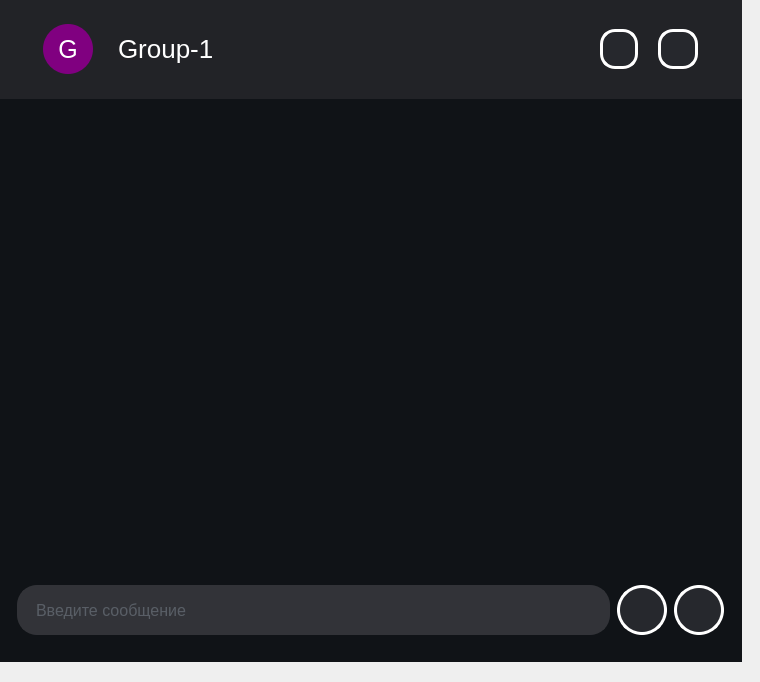
First picture: the form in Zcord/GUI/Chat/Chat.ui, repository DmitryGorny/Zcord, before the edit.
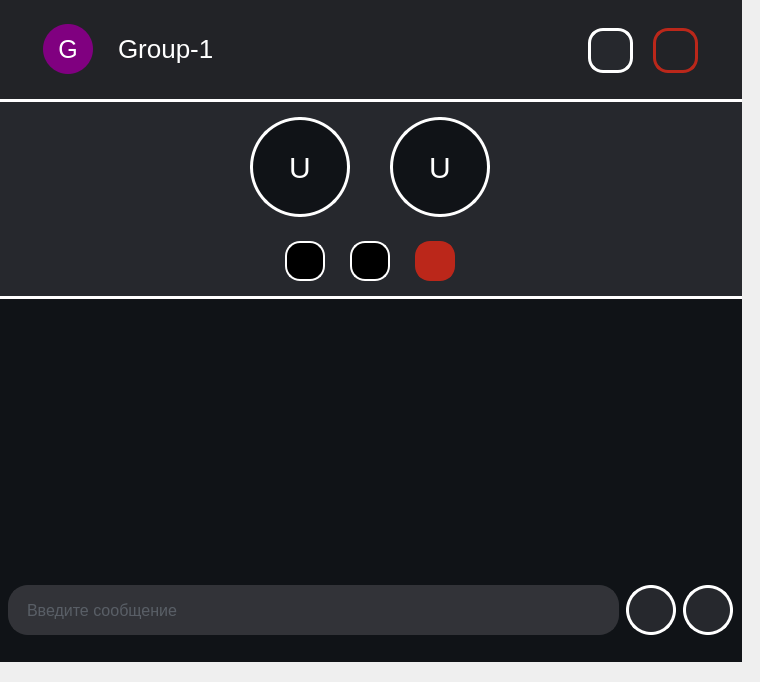
Second picture: the form after the edit. Icons and pictures are not drawn.

The edit to the form file:
```diff
--- a/Zcord/GUI/Chat/Chat.ui
+++ b/Zcord/GUI/Chat/Chat.ui
@@ -43,9 +43,9 @@
       <property name="styleSheet">
        <string notr="true">background-color:rgba(16,19,23,255);</string>
       </property>
-      <layout class="QVBoxLayout" name="verticalLayout_2" stretch="0,8,1">
+      <layout class="QVBoxLayout" name="verticalLayout_2" stretch="0,0">
        <property name="spacing">
-        <number>20</number>
+        <number>0</number>
        </property>
        <property name="leftMargin">
         <number>0</number>
@@ -160,8 +160,8 @@
                </property>
                <property name="minimumSize">
                 <size>
-                 <width>30</width>
-                 <height>30</height>
+                 <width>45</width>
+                 <height>45</height>
                 </size>
                </property>
                <property name="maximumSize">
@@ -204,8 +204,8 @@
                </property>
                <property name="minimumSize">
                 <size>
-                 <width>40</width>
-                 <height>40</height>
+                 <width>45</width>
+                 <height>45</height>
                 </size>
                </property>
                <property name="maximumSize">
@@ -218,10 +218,10 @@
                 <cursorShape>PointingHandCursor</cursorShape>
                </property>
                <property name="styleSheet">
-                <string notr="true">background-color:rgba(38,40,45,255);
+                <string notr="true">background-color:r#BB271A;
 border:none;
 border-radius:15%;
-border:3px solid white;</string>
+border:3px solid #BB271A;</string>
                </property>
                <property name="text">
                 <string/>
@@ -245,18 +245,307 @@
         </widget>
        </item>
        <item>
-        <widget class="QFrame" name="MessahesInChat">
-         <layout class="QVBoxLayout" name="verticalLayout_5">
+        <widget class="QFrame" name="ChatLayout">
+         <property name="sizePolicy">
+          <sizepolicy hsizetype="Preferred" vsizetype="Preferred">
+           <horstretch>0</horstretch>
+           <verstretch>0</verstretch>
+          </sizepolicy>
+         </property>
+         <property name="minimumSize">
+          <size>
+           <width>0</width>
+           <height>0</height>
+          </size>
+         </property>
+         <layout class="QVBoxLayout" name="verticalLayout_7">
+          <property name="spacing">
+           <number>0</number>
+          </property>
           <property name="leftMargin">
-           <number>45</number>
+           <number>0</number>
+          </property>
+          <property name="topMargin">
+           <number>0</number>
           </property>
           <property name="rightMargin">
-           <number>45</number>
+           <number>0</number>
           </property>
           <item>
-           <widget class="QListWidget" name="ChatScroll">
+           <widget class="QFrame" name="Call">
+            <property name="sizePolicy">
+             <sizepolicy hsizetype="Preferred" vsizetype="Fixed">
+              <horstretch>0</horstretch>
+              <verstretch>0</verstretch>
+             </sizepolicy>
+            </property>
+            <property name="minimumSize">
+             <size>
+              <width>0</width>
+              <height>200</height>
+             </size>
+            </property>
             <property name="styleSheet">
-             <string notr="true">QListWidget {
+             <string notr="true">QFrame{
+background-color:rgba(38,40,45,255);
+border-top:3px solid white;
+border-bottom:3px solid white;
+}
+
+QPushButton {
+	border:3px solid white;
+	border-radius:50%;
+	color:white;
+	font-size:30px;
+}</string>
+            </property>
+            <layout class="QVBoxLayout" name="verticalLayout">
+             <property name="spacing">
+              <number>0</number>
+             </property>
+             <property name="leftMargin">
+              <number>0</number>
+             </property>
+             <property name="topMargin">
+              <number>0</number>
+             </property>
+             <property name="rightMargin">
+              <number>0</number>
+             </property>
+             <property name="bottomMargin">
+              <number>0</number>
+             </property>
+             <item alignment="Qt::AlignHCenter">
+              <widget class="QFrame" name="wrapperForUsers">
+               <property name="sizePolicy">
+                <sizepolicy hsizetype="Fixed" vsizetype="Fixed">
+                 <horstretch>0</horstretch>
+                 <verstretch>0</verstretch>
+                </sizepolicy>
+               </property>
+               <property name="styleSheet">
+                <string notr="true">QFrame {
+border:none;
+}</string>
+               </property>
+               <layout class="QHBoxLayout" name="horizontalLayout_4">
+                <property name="spacing">
+                 <number>40</number>
+                </property>
+                <item>
+                 <widget class="QPushButton" name="User2_icon">
+                  <property name="sizePolicy">
+                   <sizepolicy hsizetype="Fixed" vsizetype="Fixed">
+                    <horstretch>0</horstretch>
+                    <verstretch>0</verstretch>
+                   </sizepolicy>
+                  </property>
+                  <property name="minimumSize">
+                   <size>
+                    <width>100</width>
+                    <height>100</height>
+                   </size>
+                  </property>
+                  <property name="maximumSize">
+                   <size>
+                    <width>16777215</width>
+                    <height>16777215</height>
+                   </size>
+                  </property>
+                  <property name="text">
+                   <string>U</string>
+                  </property>
+                 </widget>
+                </item>
+                <item alignment="Qt::AlignHCenter">
+                 <widget class="QPushButton" name="User1_icon">
+                  <property name="sizePolicy">
+                   <sizepolicy hsizetype="Fixed" vsizetype="Fixed">
+                    <horstretch>0</horstretch>
+                    <verstretch>0</verstretch>
+                   </sizepolicy>
+                  </property>
+                  <property name="minimumSize">
+                   <size>
+                    <width>100</width>
+                    <height>100</height>
+                   </size>
+                  </property>
+                  <property name="styleSheet">
+                   <string notr="true">color:white;</string>
+                  </property>
+                  <property name="text">
+                   <string>U</string>
+                  </property>
+                 </widget>
+                </item>
+               </layout>
+              </widget>
+             </item>
+             <item alignment="Qt::AlignHCenter">
+              <widget class="QFrame" name="horizontalFrame">
+               <property name="sizePolicy">
+                <sizepolicy hsizetype="Fixed" vsizetype="Fixed">
+                 <horstretch>0</horstretch>
+                 <verstretch>0</verstretch>
+                </sizepolicy>
+               </property>
+               <property name="styleSheet">
+                <string notr="true">QFrame {
+border:none;
+}
+
+QPushButton {
+	border:3px solid orange;
+	border-radius:15%;
+	color:white;
+	font-size:30px;
+}</string>
+               </property>
+               <layout class="QHBoxLayout" name="wrapperForButtons">
+                <property name="spacing">
+                 <number>25</number>
+                </property>
+                <item>
+                 <widget class="QPushButton" name="muteHeadphones">
+                  <property name="sizePolicy">
+                   <sizepolicy hsizetype="Fixed" vsizetype="Fixed">
+                    <horstretch>0</horstretch>
+                    <verstretch>0</verstretch>
+                   </sizepolicy>
+                  </property>
+                  <property name="minimumSize">
+                   <size>
+                    <width>40</width>
+                    <height>40</height>
+                   </size>
+                  </property>
+                  <property name="maximumSize">
+                   <size>
+                    <width>40</width>
+                    <height>40</height>
+                   </size>
+                  </property>
+                  <property name="styleSheet">
+                   <string notr="true">
+border:2px solid white;
+background-color:black;</string>
+                  </property>
+                  <property name="text">
+                   <string/>
+                  </property>
+                  <property name="icon">
+                   <iconset resource="../res-rec.qrc">
+                    <normaloff>:/icons/icon/mic_off_28dp_FFFFFF_FILL0_wght400_GRAD0_opsz24.svg</normaloff>:/icons/icon/mic_off_28dp_FFFFFF_FILL0_wght400_GRAD0_opsz24.svg</iconset>
+                  </property>
+                  <property name="iconSize">
+                   <size>
+                    <width>28</width>
+                    <height>28</height>
+                   </size>
+                  </property>
+                 </widget>
+                </item>
+                <item>
+                 <widget class="QPushButton" name="muteMic">
+                  <property name="sizePolicy">
+                   <sizepolicy hsizetype="Fixed" vsizetype="Fixed">
+                    <horstretch>0</horstretch>
+                    <verstretch>0</verstretch>
+                   </sizepolicy>
+                  </property>
+                  <property name="minimumSize">
+                   <size>
+                    <width>40</width>
+                    <height>40</height>
+                   </size>
+                  </property>
+                  <property name="maximumSize">
+                   <size>
+                    <width>40</width>
+                    <height>40</height>
+                   </size>
+                  </property>
+                  <property name="styleSheet">
+                   <string notr="true">border:2px solid white;
+background-color:black;</string>
+                  </property>
+                  <property name="text">
+                   <string/>
+                  </property>
+                  <property name="icon">
+                   <iconset resource="../res-rec.qrc">
+                    <normaloff>:/icons/icon/headset_off_28dp_FFFFFF_FILL0_wght400_GRAD0_opsz24.svg</normaloff>:/icons/icon/headset_off_28dp_FFFFFF_FILL0_wght400_GRAD0_opsz24.svg</iconset>
+                  </property>
+                  <property name="iconSize">
+                   <size>
+                    <width>28</width>
+                    <height>28</height>
+                   </size>
+                  </property>
+                  <property name="flat">
+                   <bool>false</bool>
+                  </property>
+                 </widget>
+                </item>
+                <item alignment="Qt::AlignVCenter">
+                 <widget class="QPushButton" name="leaveCall">
+                  <property name="sizePolicy">
+                   <sizepolicy hsizetype="Fixed" vsizetype="Fixed">
+                    <horstretch>0</horstretch>
+                    <verstretch>0</verstretch>
+                   </sizepolicy>
+                  </property>
+                  <property name="minimumSize">
+                   <size>
+                    <width>40</width>
+                    <height>40</height>
+                   </size>
+                  </property>
+                  <property name="maximumSize">
+                   <size>
+                    <width>40</width>
+                    <height>40</height>
+                   </size>
+                  </property>
+                  <property name="styleSheet">
+                   <string notr="true">border-color:#BB271A;
+background-color:#BB271A;</string>
+                  </property>
+                  <property name="text">
+                   <string/>
+                  </property>
+                  <property name="icon">
+                   <iconset resource="../res-rec.qrc">
+                    <normaloff>:/icons/icon/call_end_28dp_FFFFFF_FILL0_wght400_GRAD0_opsz24.svg</normaloff>:/icons/icon/call_end_28dp_FFFFFF_FILL0_wght400_GRAD0_opsz24.svg</iconset>
+                  </property>
+                  <property name="iconSize">
+                   <size>
+                    <width>28</width>
+                    <height>28</height>
+                   </size>
+                  </property>
+                 </widget>
+                </item>
+               </layout>
+              </widget>
+             </item>
+            </layout>
+           </widget>
+          </item>
+          <item>
+           <widget class="QFrame" name="MessahesInChat">
+            <layout class="QVBoxLayout" name="verticalLayout_5">
+             <property name="leftMargin">
+              <number>45</number>
+             </property>
+             <property name="rightMargin">
+              <number>45</number>
+             </property>
+             <item>
+              <widget class="QListWidget" name="ChatScroll">
+               <property name="styleSheet">
+                <string notr="true">QListWidget {
 border:none;
 }
 
@@ -296,30 +585,15 @@
                 min-height:10px;
                  border-radius: 5px;
  }</string>
-            </property>
-            <property name="verticalScrollBarPolicy">
-             <enum>Qt::ScrollBarAsNeeded</enum>
-            </property>
+               </property>
+               <property name="verticalScrollBarPolicy">
+                <enum>Qt::ScrollBarAsNeeded</enum>
+               </property>
+              </widget>
+             </item>
+            </layout>
            </widget>
           </item>
-         </layout>
-        </widget>
-       </item>
-       <item>
-        <widget class="QFrame" name="ChatLayout">
-         <property name="sizePolicy">
-          <sizepolicy hsizetype="Preferred" vsizetype="Preferred">
-           <horstretch>0</horstretch>
-           <verstretch>0</verstretch>
-          </sizepolicy>
-         </property>
-         <property name="minimumSize">
-          <size>
-           <width>0</width>
-           <height>0</height>
-          </size>
-         </property>
-         <layout class="QVBoxLayout" name="verticalLayout_7">
           <item>
            <widget class="QFrame" name="ChatInputLayout">
             <property name="sizePolicy">
@@ -342,7 +616,7 @@
                </property>
                <property name="minimumSize">
                 <size>
-                 <width>400</width>
+                 <width>200</width>
                  <height>0</height>
                 </size>
                </property>
```
Left out of the diff: 2 changed lines with no effect on the pictures.
